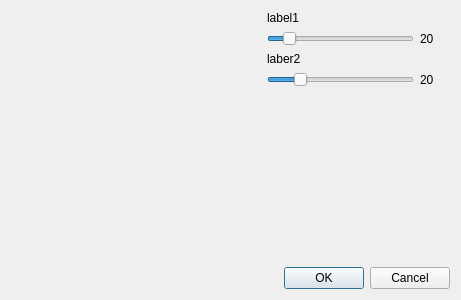
Old version of the form forms/origamipanel.ui in the repository TopModLab/Unfolding.
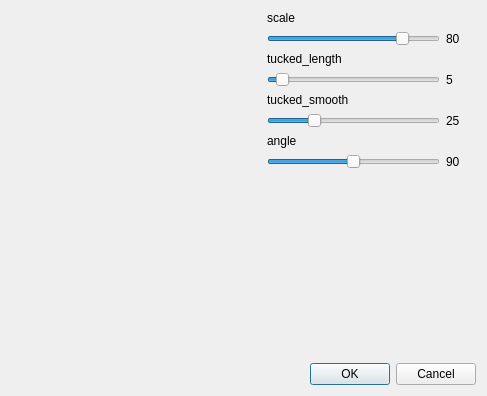
New version of the form. Icons and pictures are not drawn.

Diff of the .ui file:
```diff
--- a/forms/origamipanel.ui
+++ b/forms/origamipanel.ui
@@ -6,8 +6,8 @@
    <rect>
     <x>0</x>
     <y>0</y>
-    <width>461</width>
-    <height>299</height>
+    <width>487</width>
+    <height>396</height>
    </rect>
   </property>
   <property name="windowTitle">
@@ -30,6 +30,9 @@
          <height>250</height>
         </size>
        </property>
+       <property name="autoFillBackground">
+        <bool>false</bool>
+       </property>
        <property name="text">
         <string/>
        </property>
@@ -45,27 +48,7 @@
          <property name="sizeConstraint">
           <enum>QLayout::SetNoConstraint</enum>
          </property>
-         <item row="2" column="1">
-          <widget class="QSlider" name="slider1">
-           <property name="maximum">
-            <number>180</number>
-           </property>
-           <property name="value">
-            <number>20</number>
-           </property>
-           <property name="orientation">
-            <enum>Qt::Horizontal</enum>
-           </property>
-          </widget>
-         </item>
-         <item row="3" column="1">
-          <widget class="QLabel" name="label2">
-           <property name="text">
-            <string>laber2</string>
-           </property>
-          </widget>
-         </item>
-         <item row="5" column="1">
+         <item row="9" column="1">
           <spacer name="verticalSpacer">
            <property name="orientation">
             <enum>Qt::Vertical</enum>
@@ -78,6 +61,42 @@
            </property>
           </spacer>
          </item>
+         <item row="4" column="2">
+          <widget class="QLabel" name="slider2_val">
+           <property name="minimumSize">
+            <size>
+             <width>30</width>
+             <height>0</height>
+            </size>
+           </property>
+           <property name="text">
+            <string>5</string>
+           </property>
+          </widget>
+         </item>
+         <item row="4" column="1">
+          <widget class="QSlider" name="slider_tucked_length">
+           <property name="maximum">
+            <number>100</number>
+           </property>
+           <property name="value">
+            <number>5</number>
+           </property>
+           <property name="sliderPosition">
+            <number>5</number>
+           </property>
+           <property name="orientation">
+            <enum>Qt::Horizontal</enum>
+           </property>
+          </widget>
+         </item>
+         <item row="3" column="1">
+          <widget class="QLabel" name="label_tucked_length">
+           <property name="text">
+            <string>tucked_length</string>
+           </property>
+          </widget>
+         </item>
          <item row="1" column="1">
           <widget class="QLabel" name="label1">
            <property name="minimumSize">
@@ -87,20 +106,7 @@
             </size>
            </property>
            <property name="text">
-            <string>label1</string>
-           </property>
-          </widget>
-         </item>
-         <item row="4" column="1">
-          <widget class="QSlider" name="slider2">
-           <property name="maximum">
-            <number>100</number>
-           </property>
-           <property name="value">
-            <number>20</number>
-           </property>
-           <property name="orientation">
-            <enum>Qt::Horizontal</enum>
+            <string>scale</string>
            </property>
           </widget>
          </item>
@@ -113,23 +119,83 @@
             </size>
            </property>
            <property name="text">
-            <string>20</string>
+            <string>80</string>
            </property>
            <property name="alignment">
             <set>Qt::AlignBottom|Qt::AlignLeading|Qt::AlignLeft</set>
            </property>
           </widget>
          </item>
-         <item row="4" column="2">
-          <widget class="QLabel" name="slider2_val">
-           <property name="minimumSize">
-            <size>
-             <width>30</width>
-             <height>0</height>
-            </size>
+         <item row="2" column="1">
+          <widget class="QSlider" name="slider_scale">
+           <property name="maximum">
+            <number>99</number>
            </property>
+           <property name="value">
+            <number>80</number>
+           </property>
+           <property name="sliderPosition">
+            <number>80</number>
+           </property>
+           <property name="orientation">
+            <enum>Qt::Horizontal</enum>
+           </property>
+          </widget>
+         </item>
+         <item row="6" column="1">
+          <widget class="QSlider" name="slider_tucked_smooth">
+           <property name="maximum">
+            <number>100</number>
+           </property>
+           <property name="sliderPosition">
+            <number>25</number>
+           </property>
+           <property name="orientation">
+            <enum>Qt::Horizontal</enum>
+           </property>
+          </widget>
+         </item>
+         <item row="7" column="1">
+          <widget class="QLabel" name="label_angle">
            <property name="text">
-            <string>20</string>
+            <string>angle</string>
+           </property>
+          </widget>
+         </item>
+         <item row="6" column="2">
+          <widget class="QLabel" name="slider3_val">
+           <property name="text">
+            <string>25</string>
+           </property>
+          </widget>
+         </item>
+         <item row="5" column="1">
+          <widget class="QLabel" name="label_tucked_smooth">
+           <property name="text">
+            <string>tucked_smooth</string>
+           </property>
+          </widget>
+         </item>
+         <item row="8" column="1">
+          <widget class="QSlider" name="slider_angle">
+           <property name="minimum">
+            <number>1</number>
+           </property>
+           <property name="maximum">
+            <number>179</number>
+           </property>
+           <property name="sliderPosition">
+            <number>90</number>
+           </property>
+           <property name="orientation">
+            <enum>Qt::Horizontal</enum>
+           </property>
+          </widget>
+         </item>
+         <item row="8" column="2">
+          <widget class="QLabel" name="slider4_val">
+           <property name="text">
+            <string>90</string>
            </property>
           </widget>
          </item>
```
Left out of the diff: 78 changed lines with no effect on the pictures.
